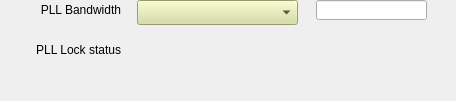
Above: evgMrmApp/opi/EVG/G_EVG_VME-300_evtClk_pll.ui from paulscherrerinstitute/mrfioc2 before the change. Below: the same form after it.
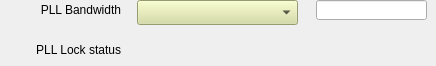
That is the form after the change. Custom widgets are drawn as their Qt base class.

```diff
--- a/evgMrmApp/opi/EVG/G_EVG_VME-300_evtClk_pll.ui
+++ b/evgMrmApp/opi/EVG/G_EVG_VME-300_evtClk_pll.ui
@@ -6,8 +6,8 @@
    <rect>
     <x>0</x>
     <y>0</y>
-    <width>456</width>
-    <height>101</height>
+    <width>436</width>
+    <height>66</height>
    </rect>
   </property>
   <property name="windowTitle">
```
